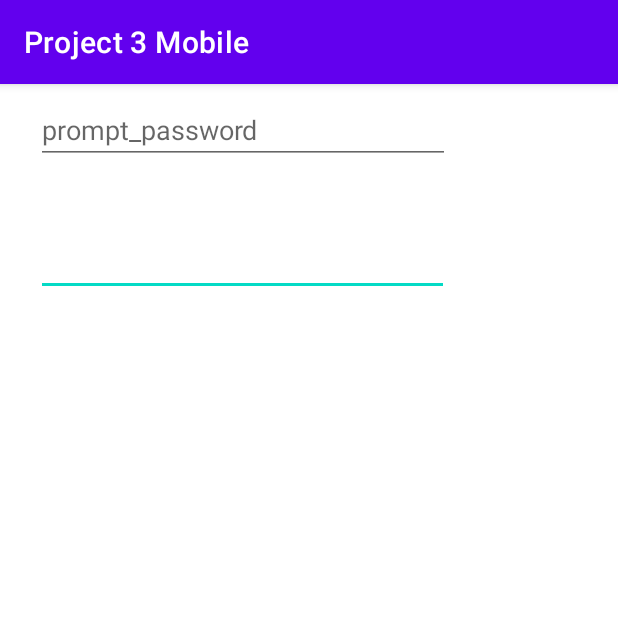
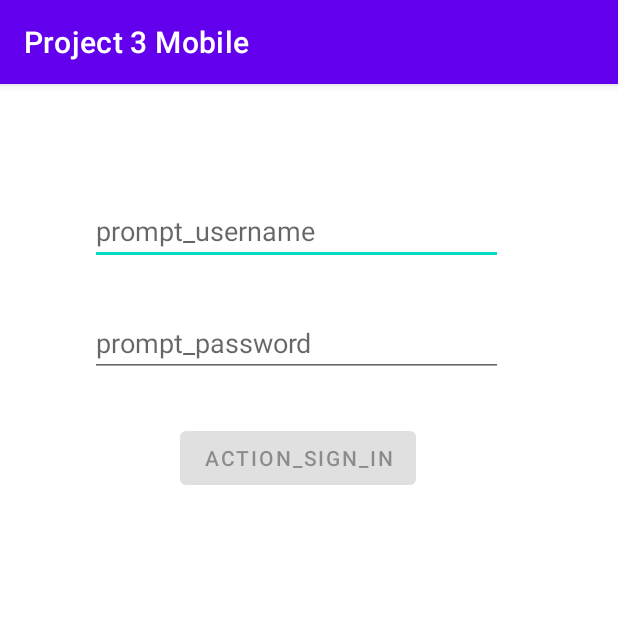
Before and after one commit to MarcosOS98/CST-483-Project-3-Mobile, an Android app: the fragment LoginFragment shown on its own in the app's theme, on a phone screen of 412 x 824 dp, the top half of it. Run offline under Robolectric (Android 15) with nearby library versions, the phone set to English and light mode, and no system bars.

Commit message:
Login Progress

```diff
--- a/app/src/main/res/layout/fragment_login.xml
+++ b/app/src/main/res/layout/fragment_login.xml
@@ -10,10 +10,11 @@
         android:id="@+id/username"
         android:layout_width="275dp"
         android:layout_height="wrap_content"
-        android:layout_marginStart="24dp"
-        android:layout_marginTop="96dp"
-        android:layout_marginEnd="24dp"
+        android:layout_marginStart="60dp"
+        android:layout_marginTop="75dp"
+        android:layout_marginEnd="50dp"
         android:autofillHints="@string/prompt_email"
+        android:hint="@string/prompt_username"
         android:inputType="textEmailAddress"
         android:selectAllOnFocus="true"
         app:layout_constraintEnd_toEndOf="parent"
@@ -22,10 +23,10 @@
 
     <EditText
         android:id="@+id/password"
-        android:layout_width="276dp"
+        android:layout_width="275dp"
         android:layout_height="wrap_content"
-        android:layout_marginStart="24dp"
-        android:layout_marginTop="8dp"
+        android:layout_marginStart="60dp"
+        android:layout_marginTop="150dp"
         android:layout_marginEnd="24dp"
         android:autofillHints="@string/prompt_password"
         android:hint="@string/prompt_password"
@@ -37,4 +38,21 @@
         app:layout_constraintStart_toStartOf="parent"
         app:layout_constraintTop_toBottomOf="@+id/username" />
 
+    <Button
+        android:id="@+id/login"
+        android:layout_width="wrap_content"
+        android:layout_height="wrap_content"
+        android:layout_gravity="start"
+        android:layout_marginStart="120dp"
+        android:layout_marginTop="225dp"
+        android:layout_marginEnd="48dp"
+        android:layout_marginBottom="64dp"
+        android:enabled="false"
+        android:text="@string/action_sign_in"
+        app:layout_constraintBottom_toBottomOf="parent"
+        app:layout_constraintEnd_toEndOf="parent"
+        app:layout_constraintStart_toStartOf="parent"
+        app:layout_constraintTop_toBottomOf="@+id/password"
+        app:layout_constraintVertical_bias="0.2" />
+
 </FrameLayout>
--- a/app/src/main/res/values/strings.xml
+++ b/app/src/main/res/values/strings.xml
@@ -5,4 +5,5 @@
     <string name="prompt_email">prompt_email</string>
     <string name="prompt_password">prompt_password</string>
     <string name="action_sign_in">action_sign_in</string>
+    <string name="prompt_username">prompt_username</string>
 </resources>
```
